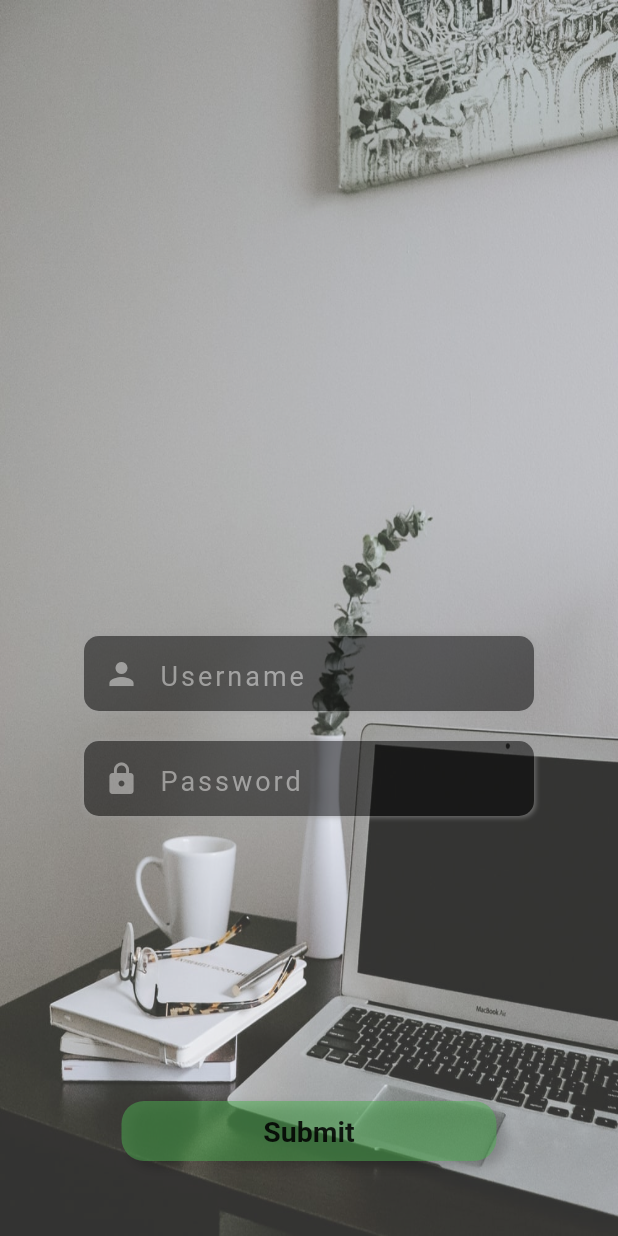
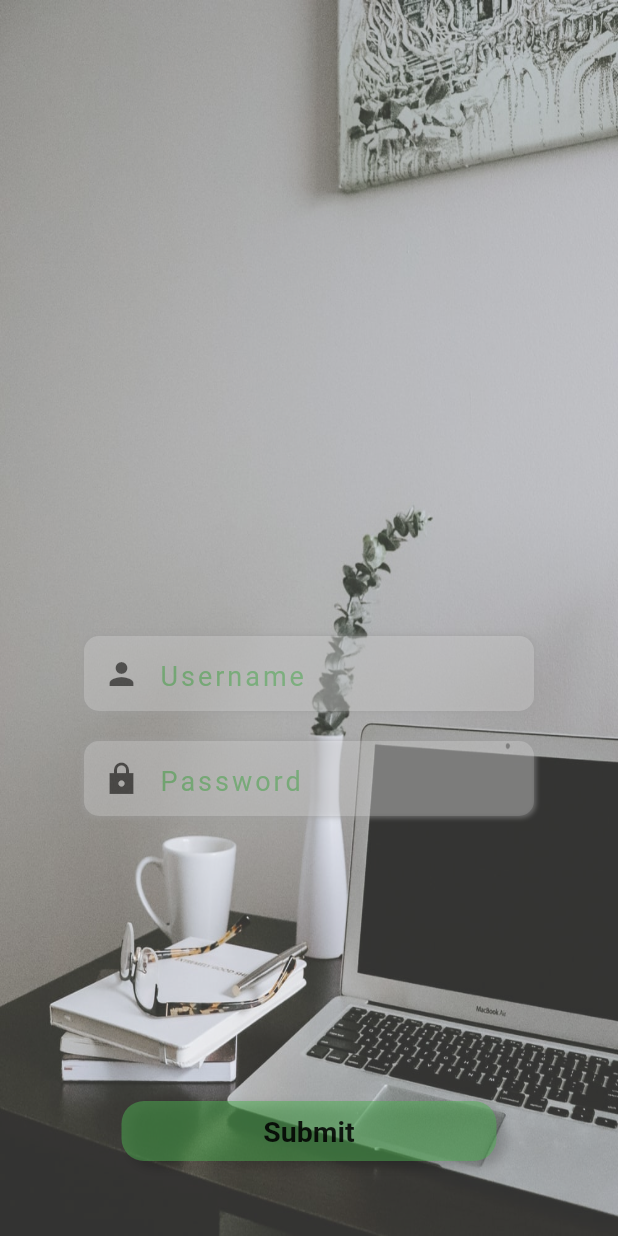
Before and after one commit to thinhle19/login_flutter, a Flutter app: the screen it shows after launch, on a phone screen of 412 x 824 dp. Run offline on Flutter 3.47's test engine with Material 2 defaults, Android fonts, the phone set to English and light mode, and no system bars.

Commit message:
fix some UI prblm in login screen

```diff
--- a/lib/screens/login_screen.dart
+++ b/lib/screens/login_screen.dart
@@ -27,15 +27,20 @@ class _LoginScreenState extends State<LoginScreen> {
                     fit: BoxFit.fill,
                   ),
                 ),
-                Column(
+                SingleChildScrollView(
+                  child: Container(
+                    height: MediaQuery.of(context).size.height -
+                        MediaQuery.of(context).padding.top,
+                    child: Column(
+                      mainAxisSize: MainAxisSize.max,
                       mainAxisAlignment: MainAxisAlignment.end,
                       children: [
                         Opacity(
                           opacity: 0.5,
                           child: BeautyTextfield(
-                        textColor: Colors.cyanAccent,
+                            textColor: Colors.green,
                             backgroundColor: Colors.black,
-                        accentColor: Colors.grey,
+                            accentColor: Colors.white38,
                             width: 300,
                             height: 50,
                             prefixIcon: Icon(Icons.person_sharp),
@@ -46,19 +51,19 @@ class _LoginScreenState extends State<LoginScreen> {
                         Opacity(
                           opacity: 0.5,
                           child: BeautyTextfield(
-                        textColor: Colors.cyanAccent,
+                            textColor: Colors.green,
                             backgroundColor: Colors.black,
-                        accentColor: Colors.grey,
+                            accentColor: Colors.white38,
                             width: 300,
                             height: 50,
-                        prefixIcon: Icon(Icons.lock),
+                            prefixIcon: Icon(Icons.lock_sharp),
                             inputType: TextInputType.text,
                             placeholder: "Password",
                             obscureText: true,
                           ),
                         ),
                         Padding(
-                      padding: const EdgeInsets.only(top: 180,bottom: 50),
+                          padding: const EdgeInsets.only(top: 180, bottom: 50),
                           child: MyFlatButton(
                             title: "Submit",
                             handler: () {},
@@ -69,6 +74,8 @@ class _LoginScreenState extends State<LoginScreen> {
                         ),
                       ],
                     ),
+                  ),
+                ),
               ],
             ),
           ),
--- a/lib/todo.txt
+++ b/lib/todo.txt
@@ -1,9 +1,9 @@
 overall
     navigate
-    ****if time: navigate with animation
+    **_**if time: navigate with animation
 login
     check valid input
-    ****if time: indicate textfield state to better display
+    **_**if time: indicate textfield state to better display
 
 add user
     if time: validate
--- a/lib/widgets/beauty_textfield.dart
+++ b/lib/widgets/beauty_textfield.dart
@@ -78,8 +78,8 @@ class _BeautyTextfieldState extends State<BeautyTextfield> {
           borderRadius: widget.cornerRadius,
           color: widget.suffixIcon == null
               ? isFocus
-                  ? widget.accentColor
-                  : widget.backgroundColor
+                  ? widget.backgroundColor
+                  : widget.accentColor
               : widget.backgroundColor),
       child: Stack(
         children: <Widget>[
@@ -129,7 +129,7 @@ class _BeautyTextfieldState extends State<BeautyTextfield> {
                   child: Icon(
                     widget.prefixIcon.icon,
                     color:
-                        isFocus ? widget.backgroundColor : widget.accentColor,
+                        isFocus ? widget.accentColor : widget.backgroundColor,
                   ),
                 ),
                 Expanded(
@@ -176,7 +176,7 @@ class _BeautyTextfieldState extends State<BeautyTextfield> {
                       },
                       textInputAction: TextInputAction.done,
                       decoration: InputDecoration(
-                          hintStyle: TextStyle(color: Colors.grey),
+                          hintStyle: TextStyle(color: Colors.green),
                           hintText: widget.placeholder,
                           border: InputBorder.none),
                       cursorColor:
```
Lines whose indentation alone changed are shown as unchanged.
